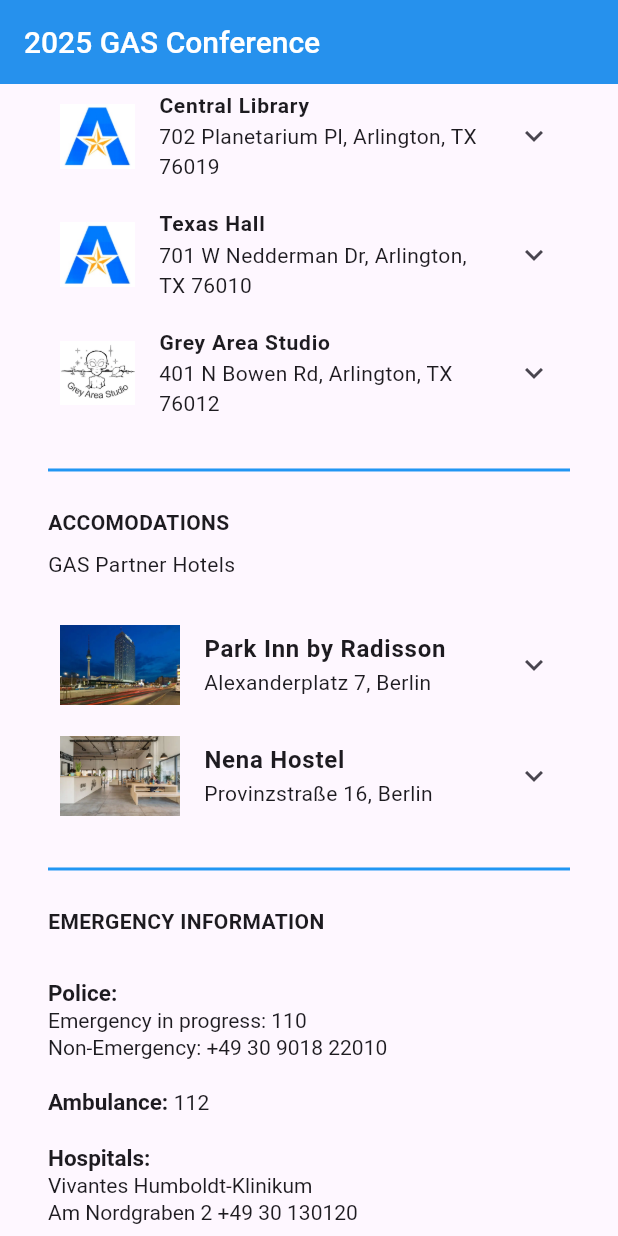
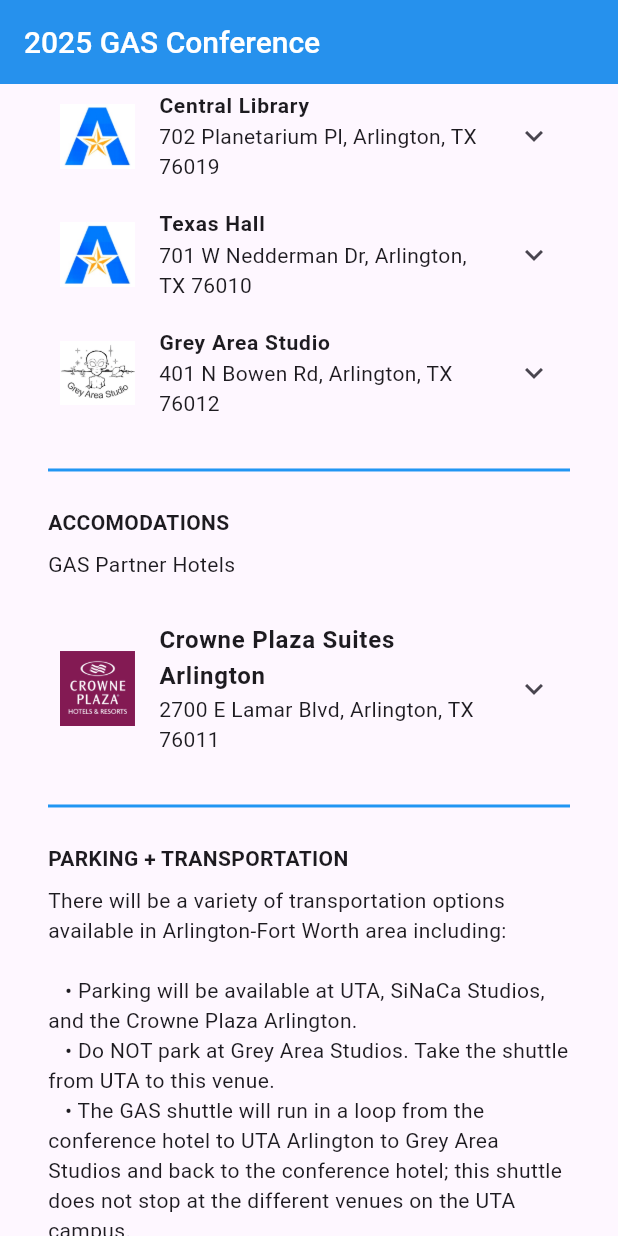
Before and after one commit to smoyerman/GAS-mobile-app, a Flutter app: the screen it shows after launch, scrolled down 1152 dp, on a phone screen of 412 x 824 dp. Run offline on Flutter 3.47's test engine with Material 3 defaults, Android fonts, the phone set to English and light mode, and no system bars; our stand-ins replace carousel_slider, cloud_firestore, firebase_analytics, firebase_core, firebase_messaging, flutter_local_notifications and 4 more; missing offline and left inert: map_launcher, multiselect; accounts and stored records are empty.

Commit message:
changes for arlington - compiles, runs, and passes validation for iOS

```diff
--- a/lib/data/conference.dart
+++ b/lib/data/conference.dart
@@ -18,6 +18,19 @@
     """All conference venues will have signage that includes the GAS Texas logo.""";
 String accomodationsTitle = 'ACCOMODATIONS';
 String accomodationsText = 'GAS Partner Hotels';
+String transportationTitle = 'PARKING + TRANSPORTATION';
+String transportationText =
+    """There will be a variety of transportation options available in Arlington-Fort Worth area including:
+\n   • Parking will be available at UTA, SiNaCa Studios, and the Crowne Plaza Arlington.
+   • Do NOT park at Grey Area Studios. Take the shuttle from UTA to this venue.
+   • The GAS shuttle will run in a loop from the conference hotel to UTA Arlington to Grey Area Studios and back to the conference hotel; this shuttle does not stop at the different venues on the UTA campus.
+   • The Mav Moover, UTA’s shuttle service, will run throughout the UTA campus sites on a special GAS route and schedule.
+   • Special shuttles will be available frm the Crowne Plaza Arlington to:
+       • SiNaCa Studios on Tuesday, May 13 for our Firestarter event
+       • Fort Worth Gallery Hop on Thursday, May 15 (\$10 shuttle ticket)
+       • Arlington Museum of Art on Thursday, May 17 for the Closing Night Party
+   • Uber, Lyft, and incredibly affordable local ridesharing options!
+   • Ride Trinity Metro in Fort Worth is \$2 per ride within the service area.""";
 
 Widget ImageHeader = GestureDetector(
   onTap: _launchURL,
--- a/lib/globals.dart
+++ b/lib/globals.dart
@@ -5,15 +5,15 @@
 import './main.dart';
 
 /* ========== LOCATION MAP VARIABLES ============ */
-LatLng center = const LatLng(32.745, -97.0590384);
+LatLng center = const LatLng(32.7480372, -97.1000684);
 var zoom = 12.0;
 
 List<Map> PartyLocations = [
   {
-    "latlng": const LatLng(52.5161321, 13.4090756),
-    "title": "Alte Münze",
-    "description": "Closing Party",
-    "coords": Coords(52.5161321, 13.4090756)
+    "latlng": const LatLng(32.7552354, -97.0819481),
+    "title": "Arlington Museum of Art",
+    "description": "Closing Night Party",
+    "coords": Coords(32.7552354, -97.0819481)
   },
 ];
 
@@ -131,7 +131,10 @@
     "address": "2700 E Lamar Blvd, Arlington, TX 76011",
     "website":
         "https://www.ihg.com/crowneplaza/hotels/us/en/arlington/dalcp/hoteldetail?fromRedirect=true&qSrt=sBR&qIta=99801505&icdv=99801505&qSlH=DALCP&qGrpCd=GLA&setPMCookies=true&qSHBrC=CP&qDest=2700%20E.%20Lamar%20Boulevard%2C%20Arlington%2C%20TX%2C%20US&srb_u=1",
-    "coords": Coords(32.7605796, -97.0590384)
+    "coords": Coords(32.7605796, -97.0590384),
+    "logo": "images/Accomodations/crown_plaza_logo.png",
+    "blurb":
+        """The official conference hotel is the Crowne Plaza Arlington. Book your stay at \$140/night with breakfast included. Every room in our conference hotel is a suite that includes a living room and restrooms within the suites are accessible."""
   },
 ];
 
--- a/lib/main.dart
+++ b/lib/main.dart
@@ -871,22 +871,28 @@
     ;
 
     Widget accomodationsContent = Column(children: <Widget>[
-      ExpansionTile(
+      Container(
+        child: ListView.builder(
+          shrinkWrap: true,
+          physics: NeverScrollableScrollPhysics(),
+          itemCount: HotelLocations.length,
+          itemBuilder: (ctx, index) {
+            return ExpansionTile(
               leading: Column(
                 mainAxisAlignment: MainAxisAlignment.center,
                 children: <Widget>[
                   Image.asset(
-              "images/Accomodations/park-inn-by-radisson.webp",
-              width: 80,
+                    HotelLocations[index]["logo"],
+                    width: 50,
                     fit: BoxFit.fitWidth,
                   ),
                 ],
               ),
               title: Text(
-          'Park Inn by Radisson',
+                HotelLocations[index]["title"],
                 style: TextStyle(fontWeight: FontWeight.bold, fontSize: 16),
               ),
-        subtitle: Text('Alexanderplatz 7, Berlin'),
+              subtitle: Text(HotelLocations[index]["address"]),
               children: <Widget>[
                 ListTile(
                     dense: true,
@@ -894,43 +900,13 @@
                         EdgeInsets.symmetric(horizontal: 30.0, vertical: -10.0),
                     visualDensity: VisualDensity(horizontal: 0, vertical: -4),
                     title: Text(
-                'The official conference hotel will be the best option for those wanting to explore '
-                'all the cultural highlights of Berlin–it’s located in the center of the city!\n\n'
-                'Park Inn at Alexanderplatz is less than two blocks from Alexanderplatz station. '
-                'Alexanderplatz station is accessible via the U2, U5 and U8, the S3, S5, S7 and S9, '
-                'and the regional (airport) train RE1.',
+                      HotelLocations[index]["blurb"],
                       style: TextStyle(fontWeight: FontWeight.bold),
                     )),
               ],
+            );
+          },
         ),
-      ExpansionTile(
-        leading: Column(
-          mainAxisAlignment: MainAxisAlignment.center,
-          children: <Widget>[
-            Image.asset(
-              "images/Accomodations/nena_hostel-welcome-768x512.webp",
-              width: 80,
-              fit: BoxFit.contain,
-            ),
-          ],
-        ),
-        title: Text(
-          'Nena Hostel',
-          style: TextStyle(fontWeight: FontWeight.bold, fontSize: 16),
-        ),
-        subtitle: Text('Provinzstraße 16, Berlin'),
-        children: <Widget>[
-          ListTile(
-              dense: true,
-              contentPadding:
-                  EdgeInsets.symmetric(horizontal: 20.0, vertical: -10.0),
-              visualDensity: VisualDensity(horizontal: 0, vertical: -4),
-              title: Text(
-                'Your choice for low-cost accommodations in Berlin close to the conference action, '
-                'starting at €33 per night for a bed in a shared room.\n',
-                style: TextStyle(fontWeight: FontWeight.bold),
-              )),
-        ],
       ),
     ]);
 
@@ -997,86 +973,6 @@
             softWrap: true,
           ),
         ],
-      ),
-    );
-
-    Widget emergencyTitle = Container(
-      padding: const EdgeInsets.fromLTRB(32, 0, 32, 0),
-      child: Column(
-        crossAxisAlignment: CrossAxisAlignment.start,
-        children: [
-          /*2*/
-          Container(
-            padding: const EdgeInsets.only(bottom: 8),
-            child: const Text(
-              'EMERGENCY INFORMATION\n',
-              style: TextStyle(
-                fontWeight: FontWeight.bold,
-              ),
-            ),
-          ),
-        ],
-      ),
-    );
-
-    Widget emergencySection = Container(
-      padding: const EdgeInsets.fromLTRB(32, 0, 32, 0),
-      child: RichText(
-        text: TextSpan(
-          style: Theme.of(context).textTheme.titleLarge,
-          children: [
-            const TextSpan(
-              text: 'Police: \n',
-              style: TextStyle(
-                fontWeight: FontWeight.bold,
-                fontSize: 15,
-              ),
-            ),
-            const TextSpan(
-              text: 'Emergency in progress: 110\n'
-                  'Non-Emergency: +49 30 9018 22010\n\n',
-              style: TextStyle(
-                fontSize: 14,
-              ),
-            ),
-            const TextSpan(
-              text: 'Ambulance: ',
-              style: TextStyle(
-                fontWeight: FontWeight.bold,
-                fontSize: 15,
-              ),
-            ),
-            const TextSpan(
-              text: '112\n\n',
-              style: TextStyle(
-                fontSize: 14,
-              ),
-            ),
-            const TextSpan(
-              text: 'Hospitals: \n',
-              style: TextStyle(
-                fontWeight: FontWeight.bold,
-                fontSize: 15,
-              ),
-            ),
-            const TextSpan(
-              text: 'Vivantes Humboldt-Klinikum\n'
-                  'Am Nordgraben 2 '
-                  '+49 30 130120\n\n',
-              style: TextStyle(
-                fontSize: 14,
-              ),
-            ),
-            const TextSpan(
-              text: 'Alexianer St. Hedwig Hospital\n'
-                  'Große Hamburger Str. 5-11'
-                  '+49 30 23110',
-              style: TextStyle(
-                fontSize: 14,
-              ),
-            ),
-          ],
-        ),
       ),
     );
 
@@ -1212,8 +1108,7 @@
               child: accomodationsContent,
             ),
             myDivider,
-            emergencyTitle,
-            emergencySection,
+            buildTitleWidget(transportationTitle, transportationText),
             myDivider,
             sponsorTitle,
             sponsorSection,
--- a/pubspec.yaml
+++ b/pubspec.yaml
@@ -1,7 +1,7 @@
 name: layout
 description: >
   Sample app from "Building Layouts", https://flutter.io/docs/development/ui/layout.
-version: 1.4.0+4
+version: 1.5.0+4
 
 environment:
   sdk: ^3.0.3
```
Also changed, not shown: images/Accomodations/crown_plaza_logo.png (added), images/Accomodations/nena_hostel-welcome-768x512.webp (deleted), images/Accomodations/park-inn-by-radisson.webp (deleted), images/Venues/BardBerlinLogo.png (deleted), images/Venues/BerlinGlasLogo.png (deleted), images/Venues/MonopolLogo.jpg (deleted), images/Venues/WilhelmHallenLogo.jpg (deleted), 64 other files. Lines whose indentation alone changed are shown as unchanged.
